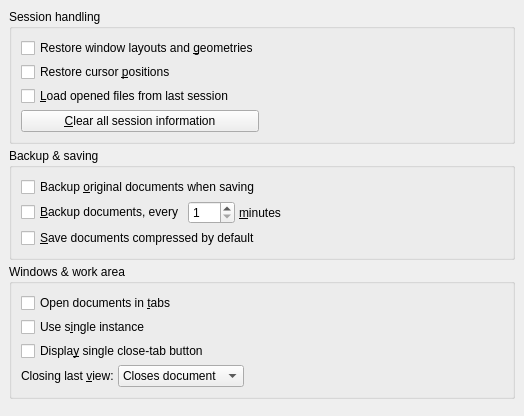
The window that src/frontends/qt4/ui/PrefDocHandlingUi.ui (cburschka/lyx) describes before a commit, drawn with Qt 5.
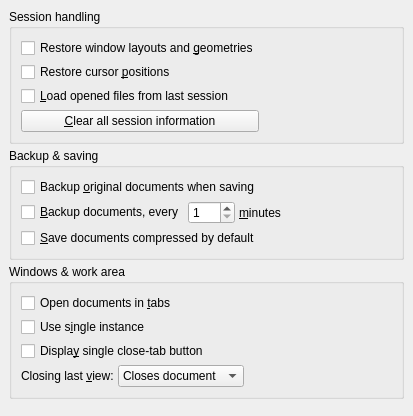
The same window after the commit.

```diff
--- a/src/frontends/qt4/ui/PrefDocHandlingUi.ui
+++ b/src/frontends/qt4/ui/PrefDocHandlingUi.ui
@@ -6,12 +6,12 @@
    <rect>
     <x>0</x>
     <y>0</y>
-    <width>524</width>
+    <width>403</width>
     <height>416</height>
    </rect>
   </property>
   <property name="sizePolicy">
-   <sizepolicy hsizetype="Fixed" vsizetype="Fixed">
+   <sizepolicy hsizetype="Expanding" vsizetype="Expanding">
     <horstretch>0</horstretch>
     <verstretch>0</verstretch>
    </sizepolicy>
```
